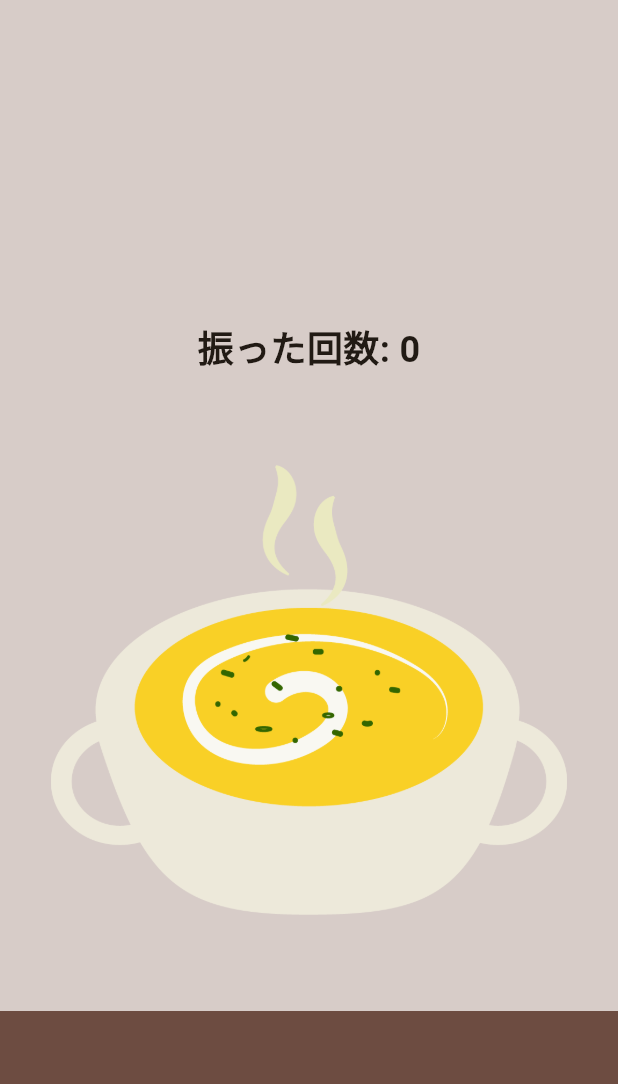
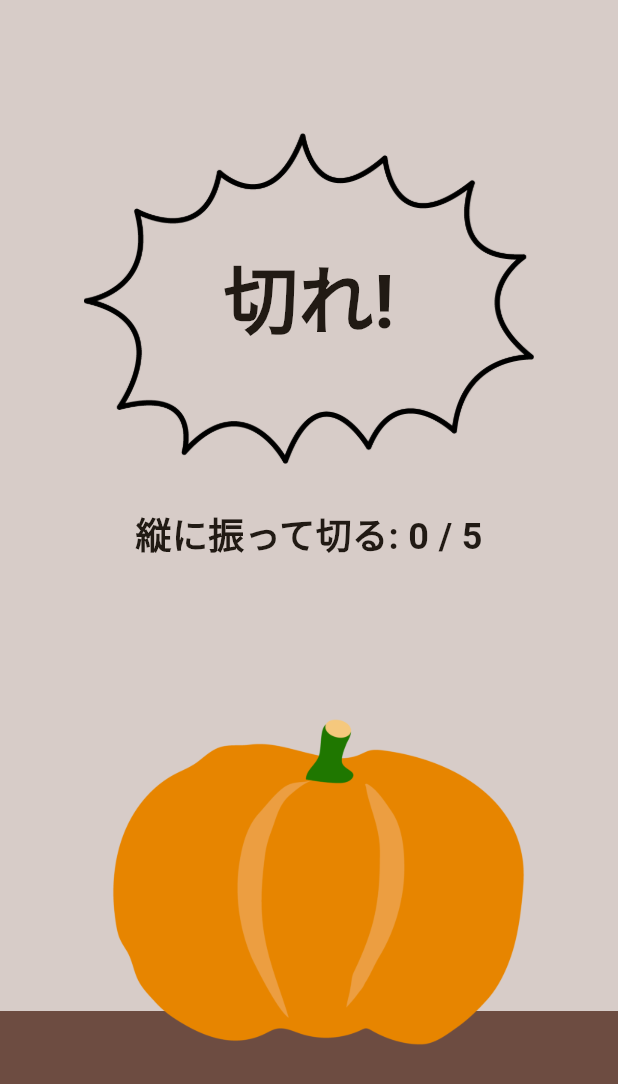
Before and after one commit to mercy34mercy/watnow_hackathon_2025_team1, a Flutter app: the CookPumpkinScreen screen opened by its route, on a phone screen of 412 x 824 dp. Shown: the top 1084 px of the screen. Run offline on Flutter 3.47's test engine with Material 3 defaults, Android fonts, the phone set to English and light mode, and no system bars; our stand-ins replace audioplayers, sensors_plus, shared_preferences; accounts and stored records are empty.

Commit message:
pumpkinの調理過程機能を作りました

```diff
--- a/lib/screens/cook_pumpkin.dart
+++ b/lib/screens/cook_pumpkin.dart
@@ -11,16 +11,30 @@ class CookPumpkinScreen extends StatefulWidget {
   State<CookPumpkinScreen> createState() => _CookPumpkinScreenState();
 }
 
-class _CookPumpkinScreenState extends State<CookPumpkinScreen> with SingleTickerProviderStateMixin {
+class _CookPumpkinScreenState extends State<CookPumpkinScreen>
+    with SingleTickerProviderStateMixin {
   late AnimationController _animationController;
   late Animation<double> _shakeAnimation;
   StreamSubscription<AccelerometerEvent>? _accelerometerSubscription;
+  StreamSubscription<GyroscopeEvent>? _gyroscopeSubscription;
 
   int _shakeCount = 0;
+  int kneadCount = 0;
   bool _isShaking = false;
   bool _canHarvest = false;
   double _carrotPosition = 0;
+  bool isCooked = false;
+  bool isCut = false;
+  bool isMashed = false;
+  bool isCoated = false;
+  int _coatShakeCount = 0;
+  Timer? _kneadTimer;
+  Timer? _mashTimer;
+  int _mashSeconds = 0;
+  bool _isMashing = false;
+
   final AudioPlayer _bgmPlayer = AudioPlayer();
+  final AudioPlayer _soundPlayer = AudioPlayer();
 
   @override
   void initState() {
@@ -31,32 +45,34 @@ class _CookPumpkinScreenState extends State<CookPumpkinScreen> with SingleTicker
       vsync: this,
     );
 
-    _shakeAnimation = Tween<double>(
-      begin: 0,
-      end: 10,
-    ).animate(CurvedAnimation(
-      parent: _animationController,
-      curve: Curves.elasticIn,
-    ));
+    _shakeAnimation = Tween<double>(begin: 0, end: 10).animate(
+      CurvedAnimation(parent: _animationController, curve: Curves.elasticIn),
+    );
 
     _startAccelerometer();
   }
 
   void _startAccelerometer() {
     _accelerometerSubscription = accelerometerEventStream().listen((event) {
-      double magnitude =  event.y.abs();
-      if (magnitude > 15 && !_isShaking) {
+      double magnitude = event.y.abs();
+
+      // 切るフェーズ（5回振る）
+      if (!isCut && magnitude > 15 && !_isShaking) {
         _isShaking = true;
         _animationController.forward().then((_) {
           _animationController.reverse();
         });
 
+        // 切る音を再生
+        _soundPlayer.play(AssetSource('cut.mp3'));
+
         setState(() {
           _shakeCount++;
           _carrotPosition = min(_shakeCount * 2.0, 20.0);
 
-          if (_shakeCount >= 8) {
-            _canHarvest = true;
+          if (_shakeCount >= 5) {
+            isCut = true;
+            _soundPlayer.play(AssetSource('complete.mp3'));
           }
         });
 
@@ -65,23 +81,98 @@ class _CookPumpkinScreenState extends State<CookPumpkinScreen> with SingleTicker
         });
       }
 
+      // まぶすフェーズ（30回細かく振る）
+      if (isMashed && !isCoated && magnitude > 8 && !_isShaking) {
+        _isShaking = true;
+        _animationController.forward().then((_) {
+          _animationController.reverse();
+        });
+
+        // まぶす音を再生
+        _soundPlayer.play(AssetSource('shake.mp3'));
+
+        setState(() {
+          _coatShakeCount++;
+
+          if (_coatShakeCount >= 30) {
+            isCoated = true;
+            isCooked = true;
+            _soundPlayer.play(AssetSource('complete.mp3'));
+          }
+        });
+
+        Future.delayed(const Duration(milliseconds: 100), () {
+          _isShaking = false;
+        });
+      }
+
       if (_canHarvest && magnitude > 25) {
         _accelerometerSubscription?.cancel();
         if (mounted) {
-          Navigator.pushReplacementNamed(context, '/result');
+          Navigator.pushReplacementNamed(context, '/result/pumpkin');
         }
       }
     });
   }
-  Future<void> _playBGM() async{
+
+  void _startMashing() {
+    if (_isMashing) return;
+    _isMashing = true;
+    _mashSeconds = 0;
+
+    // つぶし始めの音
+    _soundPlayer.play(AssetSource('mash_start.mp3'));
+
+    _mashTimer = Timer.periodic(const Duration(seconds: 1), (timer) {
+      setState(() {
+        _mashSeconds++;
+        if (_mashSeconds >= 5) {
+          isMashed = true;
+          _mashTimer?.cancel();
+          _isMashing = false;
+          // つぶし完了音
+          _soundPlayer.play(AssetSource('complete.mp3'));
+        }
+      });
+    });
+  }
+
+  void _stopMashing() {
+    _mashTimer?.cancel();
+    _mashSeconds = 0;
+    _isMashing = false;
+  }
+
+  void _startKneading() {
+    _kneadTimer = Timer.periodic(const Duration(milliseconds: 300), (timer) {
+      setState(() {
+        kneadCount++;
+        if (kneadCount >= 10) {
+          isCooked = true;
+          _kneadTimer?.cancel();
+        }
+      });
+    });
+  }
+
+  void _stopKneading() {
+    _kneadTimer?.cancel();
+  }
+
+  Future<void> _playBGM() async {
     await _bgmPlayer.setReleaseMode(ReleaseMode.loop);
     await _bgmPlayer.play(AssetSource('cook.mp3'));
   }
+
   @override
   void dispose() {
     _accelerometerSubscription?.cancel();
+    _gyroscopeSubscription?.cancel();
     _animationController.dispose();
     _bgmPlayer.dispose();
+    _soundPlayer.dispose();
+    _kneadTimer?.cancel();
+    _mashTimer?.cancel();
     super.dispose();
   }
 
@@ -96,18 +187,94 @@ class _CookPumpkinScreenState extends State<CookPumpkinScreen> with SingleTicker
             left: 0,
             right: 0,
             height: 150,
-            child: Container(
-              color: Colors.brown[600],
-            ),
+            child: Container(color: Colors.brown[600]),
+          ),
+          Positioned(
+            left: 0,
+            right: 0,
+            bottom: 45,
+            child: isCooked
+                ? Center(
+                    child: ElevatedButton(
+                      onPressed: () {
+                        Navigator.pushNamed(context, '/');
+                      },
+                      child: Text('ホーム画面に戻る', style: TextStyle(fontSize: 20)),
+                      style: ElevatedButton.styleFrom(
+                        backgroundColor: const Color.fromARGB(
+                          255,
+                          255,
+                          166,
+                          71,
+                        ),
+                        padding: const EdgeInsets.symmetric(
+                          horizontal: 32,
+                          vertical: 16,
+                        ),
+                      ),
+                    ),
+                  )
+                : SizedBox(),
           ),
           Center(
             child: Column(
               mainAxisAlignment: MainAxisAlignment.center,
               children: [
-                Text(
-                  '振った回数: $_shakeCount',
-                  style: const TextStyle(fontSize: 24, fontWeight: FontWeight.bold),
+                Stack(
+                  alignment: Alignment.center,
+                  children: [
+                    isCooked
+                        ? SizedBox(height: 0)
+                        : Image.asset('assets/bikkurisen.png', width: 300),
+
+                    Text(
+                      isCooked
+                          ? 'できあがりました!'
+                          : isMashed
+                              ? 'まぶせ!'
+                              : isCut
+                                  ? 'つぶせ!'
+                                  : '切れ!',
+                      style: TextStyle(
+                        fontSize: isCooked ? 33 : 50,
+                        fontWeight: FontWeight.bold,
+                      ),
+                      textAlign: TextAlign.center,
+                    ),
+                  ],
                 ),
+                if (!isCut) ...[
+                  const SizedBox(height: 30),
+                  Text(
+                    '縦に振って切る: $_shakeCount / 5',
+                    style: const TextStyle(
+                      fontSize: 24,
+                      fontWeight: FontWeight.bold,
+                    ),
+                  ),
+                ],
+                if (isCut && !isMashed) ...[
+                  const SizedBox(height: 20),
+                  Text(
+                    _isMashing
+                        ? 'つぶし中: $_mashSeconds / 5秒'
+                        : 'かぼちゃを長押し!',
+                    style: const TextStyle(
+                      fontSize: 24,
+                      fontWeight: FontWeight.bold,
+                    ),
+                  ),
+                ],
+                if (isMashed && !isCoated) ...[
+                  const SizedBox(height: 20),
+                  Text(
+                    '細かく振ってまぶす: $_coatShakeCount / 30',
+                    style: const TextStyle(
+                      fontSize: 24,
+                      fontWeight: FontWeight.bold,
+                    ),
+                  ),
+                ],
                 const SizedBox(height: 20),
                 if (_canHarvest)
                   const Text(
@@ -123,12 +290,22 @@ class _CookPumpkinScreenState extends State<CookPumpkinScreen> with SingleTicker
                   animation: _shakeAnimation,
                   builder: (context, child) {
                     return Transform.translate(
-                      offset: Offset(_shakeAnimation.value * sin(_animationController.value * pi * 2), 0),
+                      offset: Offset(
+                        _shakeAnimation.value *
+                            sin(_animationController.value * pi * 2),
+                        0,
+                      ),
                       child: Transform.translate(
                         offset: Offset(0, -_carrotPosition),
-                        child: Image.asset(
-                          'assets/pumpkinsoup.png',
-                          height: 300,
+                        child: GestureDetector(
+                          onLongPressStart: isCut && !isMashed ? (_) => _startMashing() : null,
+                          onLongPressEnd: isCut && !isMashed ? (_) => _stopMashing() : null,
+                          child: Image.asset(
+                            isCooked
+                                ? 'assets/pumpkinsoup.png'
+                                : 'assets/pumpkin.png',
+                            height: 300,
+                          ),
                         ),
                       ),
                     );
```
